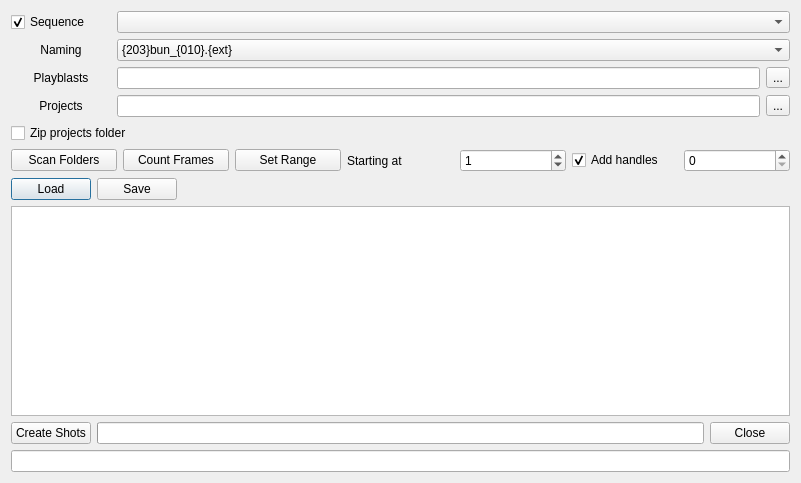
Qt form module/wildchildanimation/gui/forms/maya/breakout_upload_dialog.ui (dearyangyu/swing) before a commit.
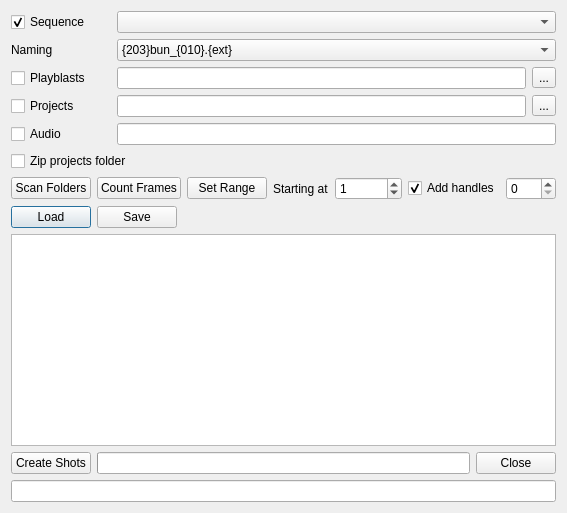
The same form after that commit.

```diff
--- a/module/wildchildanimation/gui/forms/maya/breakout_upload_dialog.ui
+++ b/module/wildchildanimation/gui/forms/maya/breakout_upload_dialog.ui
@@ -9,8 +9,8 @@
    <rect>
     <x>0</x>
     <y>0</y>
-    <width>801</width>
-    <height>483</height>
+    <width>567</width>
+    <height>513</height>
    </rect>
   </property>
   <property name="windowTitle">
@@ -83,7 +83,7 @@
             <string>Naming</string>
            </property>
            <property name="alignment">
-            <set>Qt::AlignCenter</set>
+            <set>Qt::AlignLeading|Qt::AlignLeft|Qt::AlignVCenter</set>
            </property>
           </widget>
          </item>
@@ -112,37 +112,16 @@
        <item>
         <layout class="QHBoxLayout" name="horizontalLayout">
          <item>
-          <widget class="QLabel" name="labelPlayblastFolder">
-           <property name="sizePolicy">
-            <sizepolicy hsizetype="Fixed" vsizetype="Fixed">
-             <horstretch>0</horstretch>
-             <verstretch>0</verstretch>
-            </sizepolicy>
-           </property>
+          <widget class="QCheckBox" name="cbPlayblast">
            <property name="minimumSize">
             <size>
              <width>100</width>
              <height>0</height>
             </size>
            </property>
-           <property name="maximumSize">
-            <size>
-             <width>60</width>
-             <height>16777215</height>
-            </size>
-           </property>
-           <property name="font">
-            <font>
-             <weight>50</weight>
-             <bold>false</bold>
-            </font>
-           </property>
            <property name="text">
             <string>Playblasts</string>
            </property>
-           <property name="alignment">
-            <set>Qt::AlignCenter</set>
-           </property>
           </widget>
          </item>
          <item>
@@ -164,37 +143,16 @@
        <item>
         <layout class="QHBoxLayout" name="horizontalLayout_6">
          <item>
-          <widget class="QLabel" name="labelProjectsFolder">
-           <property name="sizePolicy">
-            <sizepolicy hsizetype="Fixed" vsizetype="Fixed">
-             <horstretch>0</horstretch>
-             <verstretch>0</verstretch>
-            </sizepolicy>
-           </property>
+          <widget class="QCheckBox" name="cbProjects">
            <property name="minimumSize">
             <size>
              <width>100</width>
              <height>0</height>
             </size>
            </property>
-           <property name="maximumSize">
-            <size>
-             <width>60</width>
-             <height>16777215</height>
-            </size>
-           </property>
-           <property name="font">
-            <font>
-             <weight>50</weight>
-             <bold>false</bold>
-            </font>
-           </property>
            <property name="text">
             <string>Projects</string>
            </property>
-           <property name="alignment">
-            <set>Qt::AlignCenter</set>
-           </property>
           </widget>
          </item>
          <item>
@@ -213,6 +171,26 @@
          </item>
         </layout>
        </item>
+       <item>
+        <layout class="QHBoxLayout" name="horizontalLayout_2">
+         <item>
+          <widget class="QCheckBox" name="cbAudio">
+           <property name="minimumSize">
+            <size>
+             <width>100</width>
+             <height>0</height>
+            </size>
+           </property>
+           <property name="text">
+            <string>Audio</string>
+           </property>
+          </widget>
+         </item>
+         <item>
+          <widget class="QLineEdit" name="lineEdit_2"/>
+         </item>
+        </layout>
+       </item>
        <item>
         <layout class="QGridLayout" name="gridLayout_2">
          <item row="4" column="0">
```
